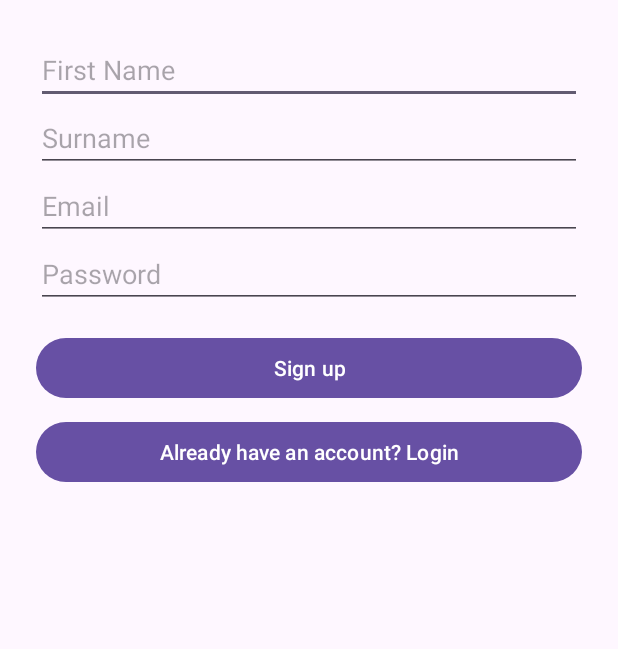
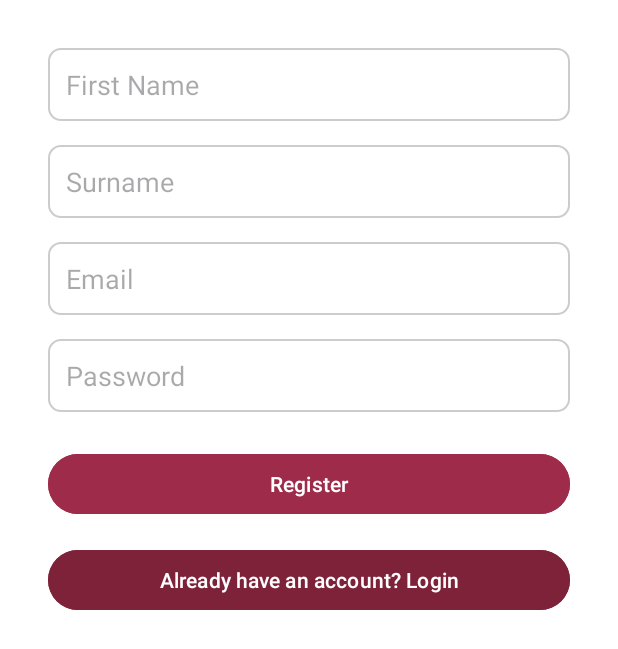
Before and after one commit to Kowthar04/Cortado-AI, an Android app: the RegisterActivity screen opened directly, with no data from a screen before it, on a phone screen of 412 x 824 dp. Shown: the top 649 px of the screen. Run offline under Robolectric (Android 15) with nearby library versions, the phone set to English and light mode, and no system bars; our stand-ins replace Firebase (no records; nobody signed in at launch, a user with empty details on screens opened directly).

Commit message:
-xml attempt for the login, register and menu -the login and register works now and redirects you to menu -downloaded the google-json

```diff
--- a/app/src/main/AndroidManifest.xml
+++ b/app/src/main/AndroidManifest.xml
@@ -21,9 +21,15 @@
             </intent-filter>
         </activity>
 
+
         <activity
             android:name=".RegisterActivity"
             android:exported="false" />
+
+        <activity
+            android:name=".MenuActivity"
+            android:exported="false" />
+
     </application>
 
 </manifest>
--- a/app/src/main/java/com/example/cafeshopassignment/MenuActivity.kt
+++ b/app/src/main/java/com/example/cafeshopassignment/MenuActivity.kt
@@ -33,8 +33,8 @@ class MenuActivity : AppCompatActivity() {
             db.collection("users").document(uid).get()
                 .addOnSuccessListener { document ->
                     if (document != null && document.exists()) {
-                        val firstName = document.getString("firstName")
-                        welcomeText.text = "Welcome, $firstName!"
+                        val firstname = document.getString("firstName")
+                        welcomeText.text = "Welcome, $firstname!"
                     } else {
                         welcomeText.text = "Welcome!"
                     }
--- a/app/src/main/java/com/example/cafeshopassignment/RegisterActivity.kt
+++ b/app/src/main/java/com/example/cafeshopassignment/RegisterActivity.kt
@@ -23,7 +23,7 @@ class RegisterActivity : AppCompatActivity() {
         db = FirebaseFirestore.getInstance()
 
         // Find Views
-        val firstNameInput = findViewById<EditText>(R.id.editTextFirstName)
+        val firstnameInput = findViewById<EditText>(R.id.editTextFirstName)
         val surnameInput = findViewById<EditText>(R.id.editTextSurname)
         val emailInput = findViewById<EditText>(R.id.editTextEmail)
         val passwordInput = findViewById<EditText>(R.id.editTextPassword)
@@ -32,12 +32,12 @@ class RegisterActivity : AppCompatActivity() {
 
         // Sign Up Button
         registerButton.setOnClickListener {
-            val firstName = firstNameInput.text.toString().trim()
+            val firstname = firstnameInput.text.toString().trim()
             val surname = surnameInput.text.toString().trim()
             val email = emailInput.text.toString().trim()
             val password = passwordInput.text.toString().trim()
 
-            if (firstName.isEmpty() || surname.isEmpty() || email.isEmpty() || password.isEmpty()) {
+            if (firstname.isEmpty() || surname.isEmpty() || email.isEmpty() || password.isEmpty()) {
                 Toast.makeText(this, "Please fill in all fields", Toast.LENGTH_SHORT).show()
                 return@setOnClickListener
             }
@@ -48,7 +48,7 @@ class RegisterActivity : AppCompatActivity() {
                     if (task.isSuccessful) {
                         // Save additional info in Firestore
                         val user = hashMapOf(
-                            "firstName" to firstName,
+                            "firstname" to firstname,
                             "surname" to surname,
                             "email" to email
                         )
--- /dev/null
+++ b/app/src/main/res/drawable/edittext_background.xml
@@ -0,0 +1,6 @@
+<shape xmlns:android="http://schemas.android.com/apk/res/android">
+    <solid android:color="#FFFFFF"/>
+    <stroke android:width="1dp" android:color="#CCCCCC"/>
+    <corners android:radius="8dp"/>
+    <padding android:left="8dp" android:top="8dp" android:right="8dp" android:bottom="8dp"/>
+</shape>
--- a/app/src/main/res/layout/activity_register.xml
+++ b/app/src/main/res/layout/activity_register.xml
@@ -1,50 +1,89 @@
-<LinearLayout xmlns:android="http://schemas.android.com/apk/res/android"
+<?xml version="1.0" encoding="utf-8"?>
+<androidx.constraintlayout.widget.ConstraintLayout
+    xmlns:android="http://schemas.android.com/apk/res/android"
+    xmlns:app="http://schemas.android.com/apk/res-auto"
     android:id="@+id/registerLayout"
     android:layout_width="match_parent"
     android:layout_height="match_parent"
-    android:orientation="vertical"
-    android:padding="24dp">
+    android:padding="32dp"
+    android:background="#FFFFFF">
+
 
     <EditText
         android:id="@+id/editTextFirstName"
+        android:layout_width="0dp"
+        android:layout_height="wrap_content"
         android:hint="First Name"
-        android:layout_width="match_parent"
-        android:layout_height="wrap_content" />
+        android:padding="12dp"
+        android:background="@drawable/edittext_background"
+        app:layout_constraintTop_toTopOf="parent"
+        app:layout_constraintStart_toStartOf="parent"
+        app:layout_constraintEnd_toEndOf="parent"/>
+
 
     <EditText
         android:id="@+id/editTextSurname"
+        android:layout_width="0dp"
+        android:layout_height="wrap_content"
         android:hint="Surname"
-        android:layout_width="match_parent"
-        android:layout_height="wrap_content" />
+        android:padding="12dp"
+        android:background="@drawable/edittext_background"
+        app:layout_constraintTop_toBottomOf="@id/editTextFirstName"
+        android:layout_marginTop="16dp"
+        app:layout_constraintStart_toStartOf="parent"
+        app:layout_constraintEnd_toEndOf="parent"/>
+
 
     <EditText
         android:id="@+id/editTextEmail"
+        android:layout_width="0dp"
+        android:layout_height="wrap_content"
         android:hint="Email"
-        android:layout_width="match_parent"
-        android:layout_height="wrap_content"
-        android:inputType="textEmailAddress" />
+        android:inputType="textEmailAddress"
+        android:padding="12dp"
+        android:background="@drawable/edittext_background"
+        app:layout_constraintTop_toBottomOf="@id/editTextSurname"
+        android:layout_marginTop="16dp"
+        app:layout_constraintStart_toStartOf="parent"
+        app:layout_constraintEnd_toEndOf="parent"/>
+
 
     <EditText
         android:id="@+id/editTextPassword"
+        android:layout_width="0dp"
+        android:layout_height="wrap_content"
         android:hint="Password"
-        android:layout_width="match_parent"
-        android:layout_height="wrap_content"
-        android:inputType="textPassword" />
-
+        android:inputType="textPassword"
+        android:padding="12dp"
+        android:background="@drawable/edittext_background"
+        app:layout_constraintTop_toBottomOf="@id/editTextEmail"
+        android:layout_marginTop="16dp"
+        app:layout_constraintStart_toStartOf="parent"
+        app:layout_constraintEnd_toEndOf="parent"/>
 
     <Button
         android:id="@+id/registerButton"
-        android:text="Sign up"
-        android:layout_width="match_parent"
+        android:layout_width="0dp"
         android:layout_height="wrap_content"
-        android:layout_marginTop="16dp" />
+        android:text="Register"
+        android:backgroundTint="#9E2B4A"
+        android:textColor="#FFFFFF"
+        app:layout_constraintTop_toBottomOf="@id/editTextPassword"
+        android:layout_marginTop="24dp"
+        app:layout_constraintStart_toStartOf="parent"
+        app:layout_constraintEnd_toEndOf="parent"/>
 
 
     <Button
         android:id="@+id/loginRedirectButton"
+        android:layout_width="0dp"
+        android:layout_height="wrap_content"
         android:text="Already have an account? Login"
-        android:layout_width="match_parent"
-        android:layout_height="wrap_content"
-        android:layout_marginTop="8dp" />
+        android:backgroundTint="#7D2239"
+        android:textColor="#FFFFFF"
+        app:layout_constraintTop_toBottomOf="@id/registerButton"
+        android:layout_marginTop="16dp"
+        app:layout_constraintStart_toStartOf="parent"
+        app:layout_constraintEnd_toEndOf="parent"/>
 
-</LinearLayout>
+</androidx.constraintlayout.widget.ConstraintLayout>
```
Also changed, not shown: app/src/main/java/com/example/cafeshopassignment/LoginActivity.kt (+9 -5 lines), app/src/main/res/layout/activity_login.xml (+60 -17 lines), app/src/main/res/layout/activity_menu.xml (+24 -10 lines).
